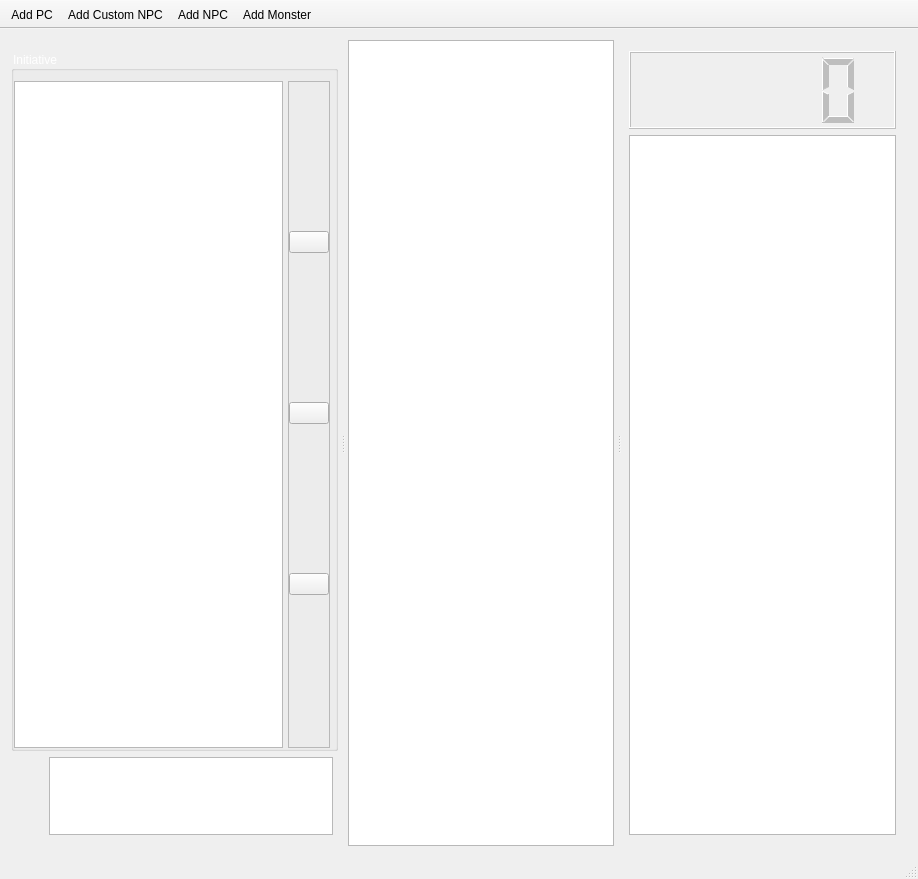
Above: combat_assistant/mainwindow.ui from dno89/combat_assistant before the change. Below: the same form after it.
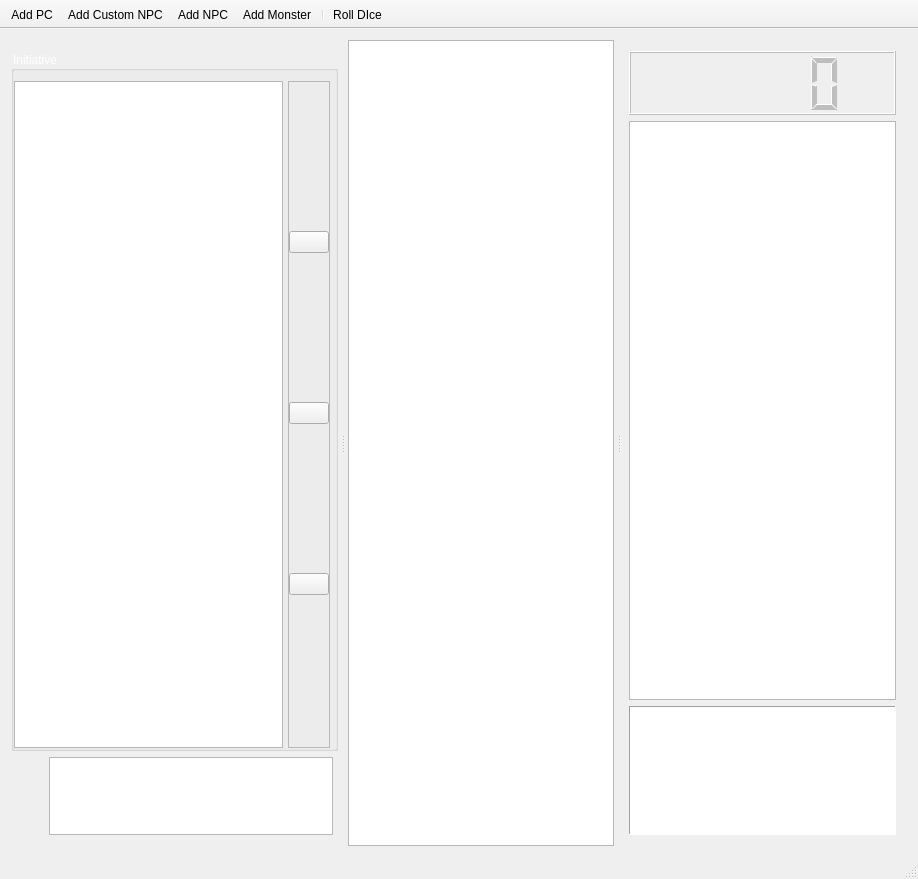
That is the form after the change. Icons and pictures are not drawn.

```diff
--- a/combat_assistant/mainwindow.ui
+++ b/combat_assistant/mainwindow.ui
@@ -323,7 +323,7 @@
        </property>
       </widget>
       <widget class="QWidget" name="layoutWidget">
-       <layout class="QVBoxLayout" name="rightVLayout" stretch="10,90">
+       <layout class="QVBoxLayout" name="rightVLayout" stretch="1,9,2">
         <property name="leftMargin">
          <number>5</number>
         </property>
@@ -337,6 +337,31 @@
         <item>
          <widget class="QListView" name="lvAnnotations"/>
         </item>
+        <item>
+         <widget class="QTextBrowser" name="tbLog">
+          <property name="frameShape">
+           <enum>QFrame::Panel</enum>
+          </property>
+          <property name="frameShadow">
+           <enum>QFrame::Sunken</enum>
+          </property>
+          <property name="lineWidth">
+           <number>1</number>
+          </property>
+          <property name="midLineWidth">
+           <number>1</number>
+          </property>
+          <property name="readOnly">
+           <bool>false</bool>
+          </property>
+          <property name="tabStopWidth">
+           <number>40</number>
+          </property>
+          <property name="openExternalLinks">
+           <bool>false</bool>
+          </property>
+         </widget>
+        </item>
        </layout>
       </widget>
      </widget>
@@ -366,6 +391,8 @@
    <addaction name="actionAdd_Custom_NPC"/>
    <addaction name="actionAdd_NPC"/>
    <addaction name="actionAdd_Monster"/>
+   <addaction name="separator"/>
+   <addaction name="actionRoll_DIce"/>
   </widget>
   <widget class="QStatusBar" name="statusBar"/>
   <widget class="QMenuBar" name="menuBar">
@@ -420,6 +447,21 @@
     <string>Add Custom NPC</string>
    </property>
   </action>
+  <action name="actionRoll_DIce">
+   <property name="icon">
+    <iconset resource="resources.qrc">
+     <normaloff>:/res/ico/dice</normaloff>:/res/ico/dice</iconset>
+   </property>
+   <property name="text">
+    <string>Roll DIce</string>
+   </property>
+   <property name="toolTip">
+    <string>virtual dices utility</string>
+   </property>
+   <property name="shortcut">
+    <string>Ctrl+D</string>
+   </property>
+  </action>
  </widget>
  <layoutdefault spacing="6" margin="11"/>
  <resources>
```
Left out of the diff: 4 changed lines with no effect on the pictures.
